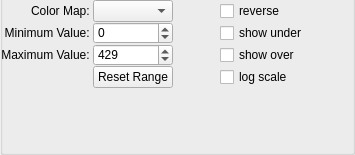
HEXRD/hexrdgui, file hexrd/ui/resources/ui/color_map_editor.ui: the form before one commit.
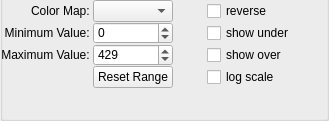
The form after the commit.

```diff
--- a/hexrd/ui/resources/ui/color_map_editor.ui
+++ b/hexrd/ui/resources/ui/color_map_editor.ui
@@ -6,8 +6,8 @@
    <rect>
     <x>0</x>
     <y>0</y>
-    <width>355</width>
-    <height>155</height>
+    <width>329</width>
+    <height>121</height>
    </rect>
   </property>
   <layout class="QVBoxLayout" name="verticalLayout_2">
```
